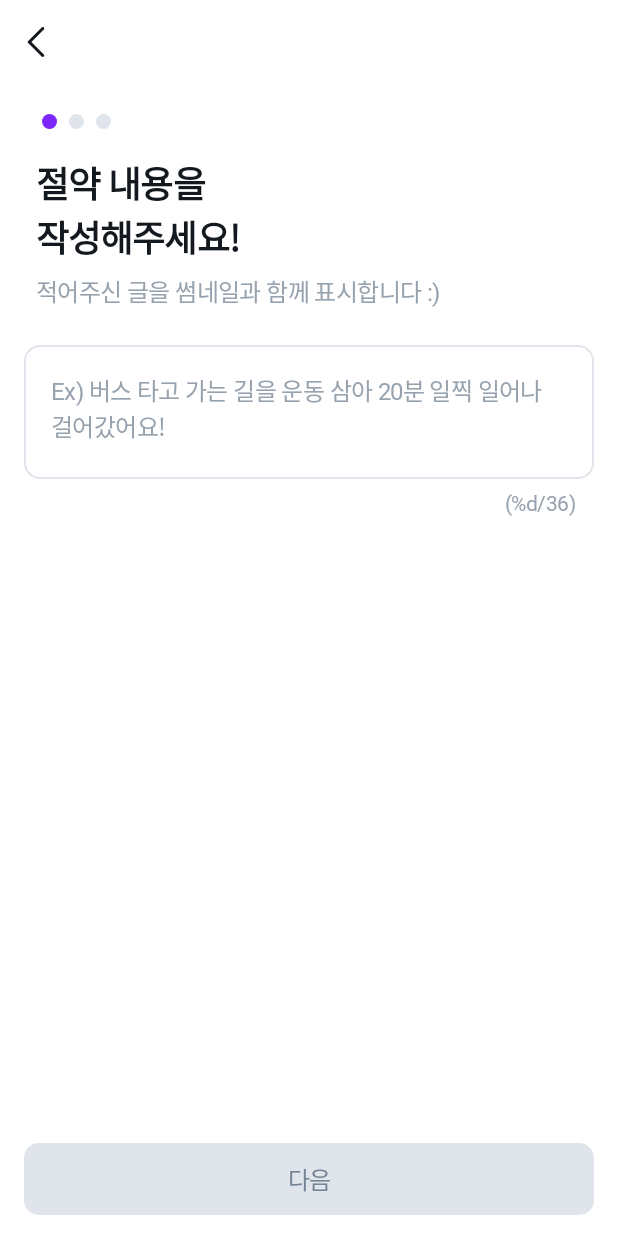
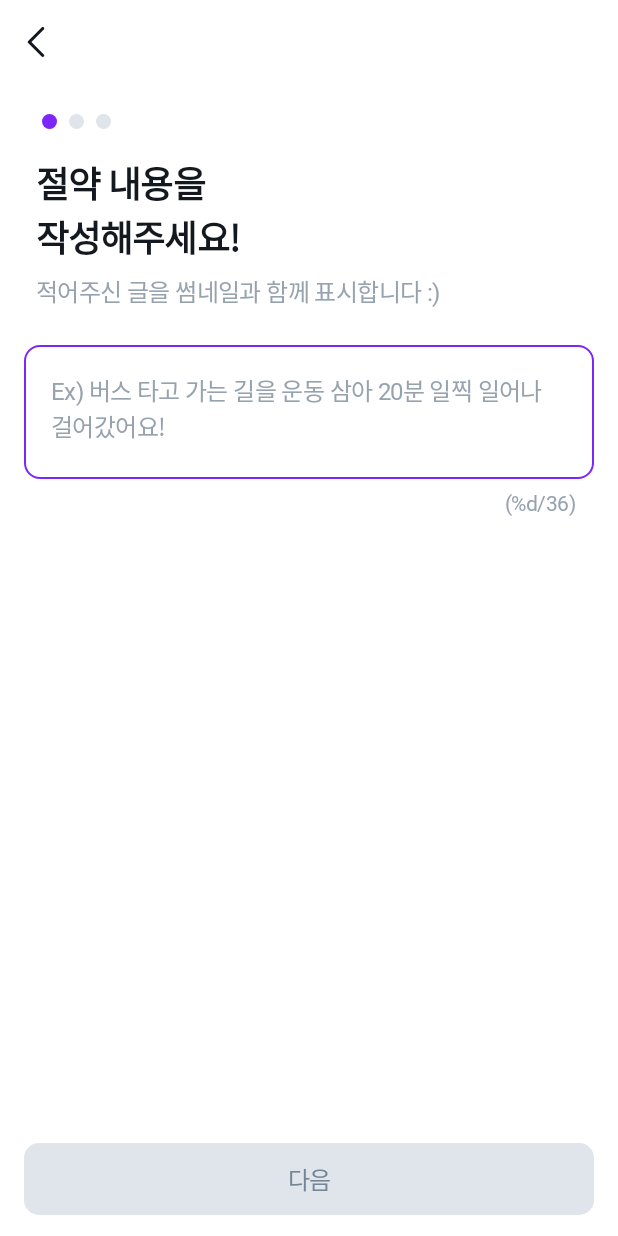
Before and after one commit to team-winey/Winey-AOS, an Android app: the ContentFragment screen opened directly, with no data from a screen before it, on a phone screen of 412 x 824 dp. Run offline under Robolectric (Android 15) with nearby library versions, the phone set to English and light mode, and no system bars; our stand-ins replace data binding.

Commit message:
[ui] #12 에디트텍스트에 포커스 잡히면 테두리 색상 변경

```diff
--- /dev/null
+++ b/app/src/main/res/drawable/sel_upload_content_stroke_color.xml
@@ -0,0 +1,5 @@
+<?xml version="1.0" encoding="utf-8"?>
+<selector xmlns:android="http://schemas.android.com/apk/res/android">
+    <item android:drawable="@drawable/shape_gray_line_10_rect" android:state_focused="false" />
+    <item android:drawable="@drawable/shape_purple_line_10_rect" android:state_focused="true" />
+</selector>
--- a/app/src/main/res/drawable/shape_purple_fill_circle.xml
+++ b/app/src/main/res/drawable/shape_purple_fill_circle.xml
@@ -6,6 +6,6 @@
         android:width="10dp"
         android:height="10dp" />
 
-    <solid android:color="@color/purple_400" />
+    <solid android:color="?colorPrimary" />
 
 </shape>
--- /dev/null
+++ b/app/src/main/res/drawable/shape_purple_line_10_rect.xml
@@ -0,0 +1,11 @@
+<?xml version="1.0" encoding="utf-8"?>
+<shape xmlns:android="http://schemas.android.com/apk/res/android"
+    android:shape="rectangle">
+
+    <stroke
+        android:width="1dp"
+        android:color="?colorPrimary" />
+
+    <corners android:radius="10dp" />
+
+</shape>
--- a/app/src/main/res/layout/fragment_content.xml
+++ b/app/src/main/res/layout/fragment_content.xml
@@ -81,7 +81,7 @@
             android:layout_height="89dp"
             android:layout_marginHorizontal="16dp"
             android:layout_marginTop="24dp"
-            android:background="@drawable/shape_gray_line_10_rect"
+            android:background="@drawable/sel_upload_content_stroke_color"
             android:gravity="top"
             android:hint="@string/upload_text_field_hint"
             android:padding="18dp"
```
